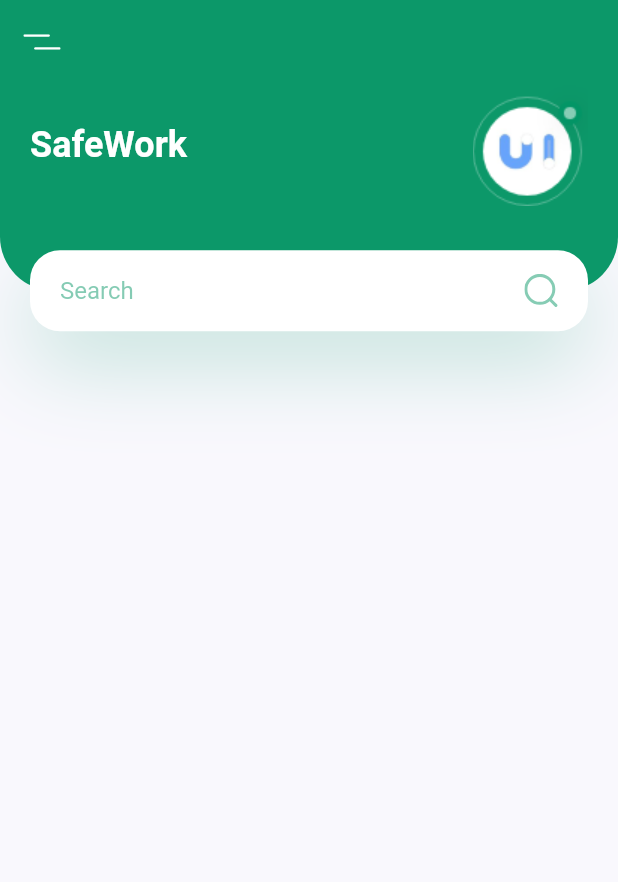
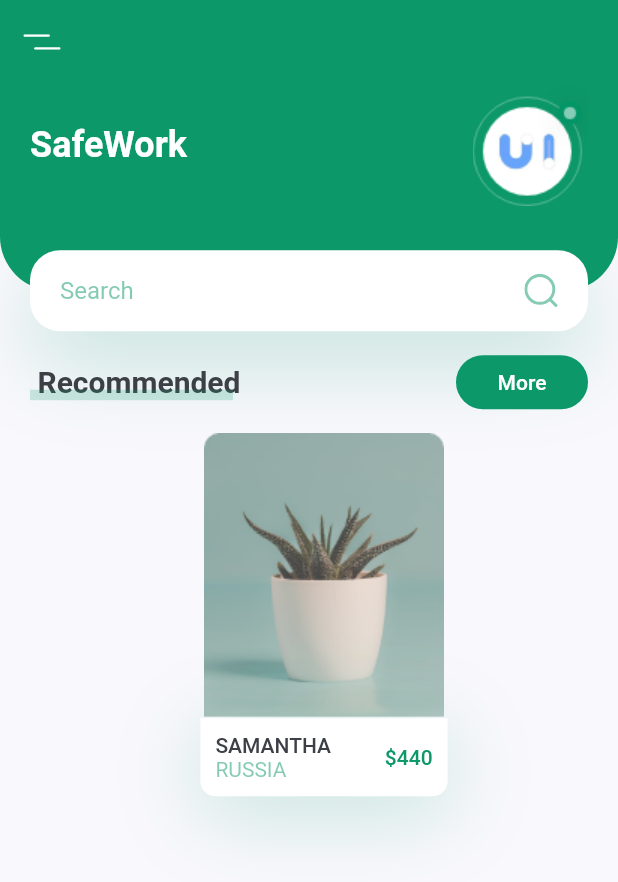
Before and after one commit to simonpojok/plant_ui_flutter, a Flutter app: the screen it shows after launch, on a phone screen of 412 x 824 dp. Shown: the top 882 px of the screen. Run offline on Flutter 3.47's test engine with Material 2 defaults, Android fonts, the phone set to English and light mode, and no system bars; our stand-ins replace flutter_svg.

Commit message:
added recommended plant card

```diff
--- a/lib/screens/components/body.dart
+++ b/lib/screens/components/body.dart
@@ -1,5 +1,6 @@
 import 'package:flutter/material.dart';
 import 'package:flutter/painting.dart';
+import 'package:flutter/widgets.dart';
 import 'package:flutter_svg/flutter_svg.dart';
 import 'package:plant/constants.dart';
 
@@ -10,14 +11,18 @@ class Body extends StatelessWidget {
     return SingleChildScrollView(
       child: Column(
         children: [
-          buildHomeWithSearchContainer(size, context)
+          buildHomeWithSearchContainer(size, context),
+          TitleWithMoreButton(text: "More", press: () {},),
+          RecommendedPlantCard(size: size),
         ],
       ),
     );
   }
-
   Container buildHomeWithSearchContainer(Size size, BuildContext context) {
     return Container(
+        margin: EdgeInsets.only(
+          bottom: kDefaultPadding * 0.5
+        ),
         height: size.height * 0.2,
         child: Stack(
           children: [
@@ -94,3 +99,154 @@ class Body extends StatelessWidget {
       );
   }
 }
+
+class RecommendedPlantCard extends StatelessWidget {
+  const RecommendedPlantCard({
+    Key key,
+    @required this.size,
+  }) : super(key: key);
+
+  final Size size;
+
+  @override
+  Widget build(BuildContext context) {
+    return Container(
+      margin: EdgeInsets.only(
+        left: kDefaultPadding,
+        top: kDefaultPadding / 2,
+        bottom: kDefaultPadding * 2.5
+      ),
+      width: size.width * 0.4,
+      child: Column(
+        children: [
+          Image.asset("assets/images/image_1.png"),
+          Container(
+            padding: EdgeInsets.all(kDefaultPadding / 2),
+            decoration: BoxDecoration(
+              borderRadius: BorderRadius.only(
+                bottomLeft: Radius.circular(10),
+                bottomRight: Radius.circular(10)
+              ),
+              color: Colors.white,
+              boxShadow: [
+                BoxShadow(
+                  offset: Offset(0, 10),
+                  blurRadius: 50,
+                  color: kPrimaryColor.withOpacity(0.23)
+                )
+              ]
+            ),
+            child: Row(
+              children: [
+                RichText(
+                  text: TextSpan(
+                    children: [
+                      TextSpan(
+                        text: "Samantha\n".toUpperCase(),
+                        style: Theme.of(context).textTheme.button
+                      ),
+                      TextSpan(
+                        text: "Russia".toUpperCase(),
+                        style: TextStyle(
+                          color: kPrimaryColor.withOpacity(0.5)
+                        )
+                      ),
+                    ]
+                  ),
+                ),
+                Spacer(),
+                Text(
+                  "\$440",
+                  style: Theme.of(context).textTheme.button.copyWith(
+                      color: kPrimaryColor
+                  ),
+                )
+              ],
+            ),
+          ),
+        ],
+      ),
+    );
+  }
+}
+
+class TitleWithMoreButton extends StatelessWidget {
+  const TitleWithMoreButton({
+    Key key,
+    this.text,
+    this.press
+  }) : super(key: key);
+  final String text;
+  final Function press;
+
+  @override
+  Widget build(BuildContext context) {
+    return Padding(
+      padding: const EdgeInsets.symmetric(
+        horizontal: kDefaultPadding
+      ),
+      child: Row(
+        children: [
+          TitleWithCustomUnderline(
+            text: "Recommended",
+          ),
+          Spacer(),
+          FlatButton(
+              color: kPrimaryColor,
+              onPressed: press,
+              child: Text(
+                text,
+                style: TextStyle(
+                  color: Colors.white
+                ),
+              ),
+              shape: RoundedRectangleBorder(
+                borderRadius: BorderRadius.circular(20)
+              ),
+          )
+        ],
+      ),
+    );
+  }
+}
+
+class TitleWithCustomUnderline extends StatelessWidget {
+  const TitleWithCustomUnderline({
+    Key key,
+    this.text
+  }) : super(key: key);
+
+  final String text;
+  @override
+  Widget build(BuildContext context) {
+    return Container(
+      height: 24,
+      child: Stack(
+        children: [
+          Padding(
+            padding: const EdgeInsets.only(left: kDefaultPadding / 4),
+            child: Text(
+              text,
+              style: TextStyle(
+                fontSize: 20,
+                fontWeight: FontWeight.bold
+              ),
+            ),
+          ),
+          Positioned(
+            bottom: 0,
+            left: 0,
+            right: 0,
+            child: Container(
+              margin: EdgeInsets.only(
+                right: kDefaultPadding / 4
+              ),
+              height: 7,
+              color: kPrimaryColor.withOpacity(0.2),
+            ),
+          )
+        ],
+      ),
+    );
+  }
+}
```
